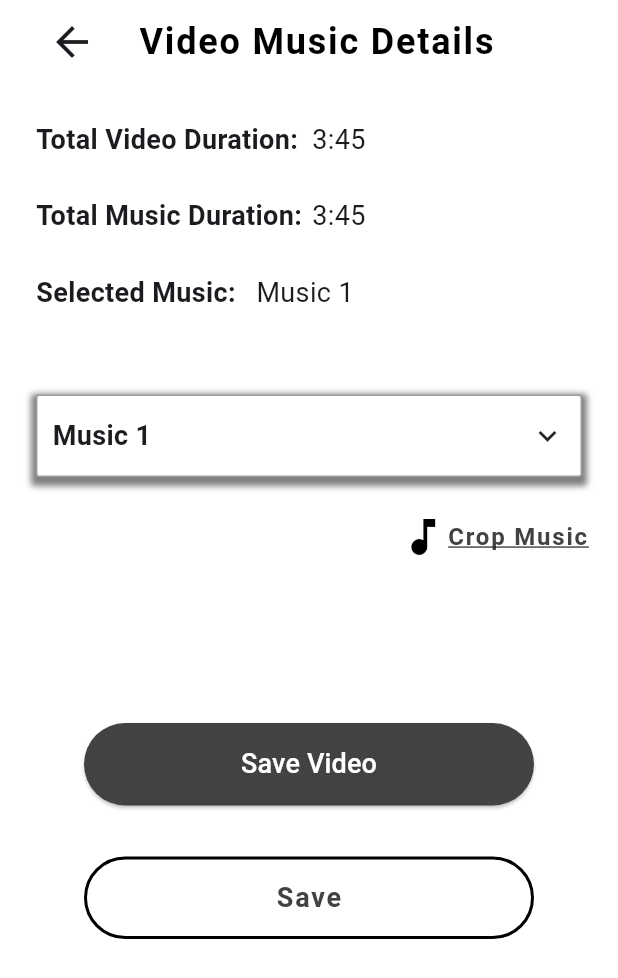
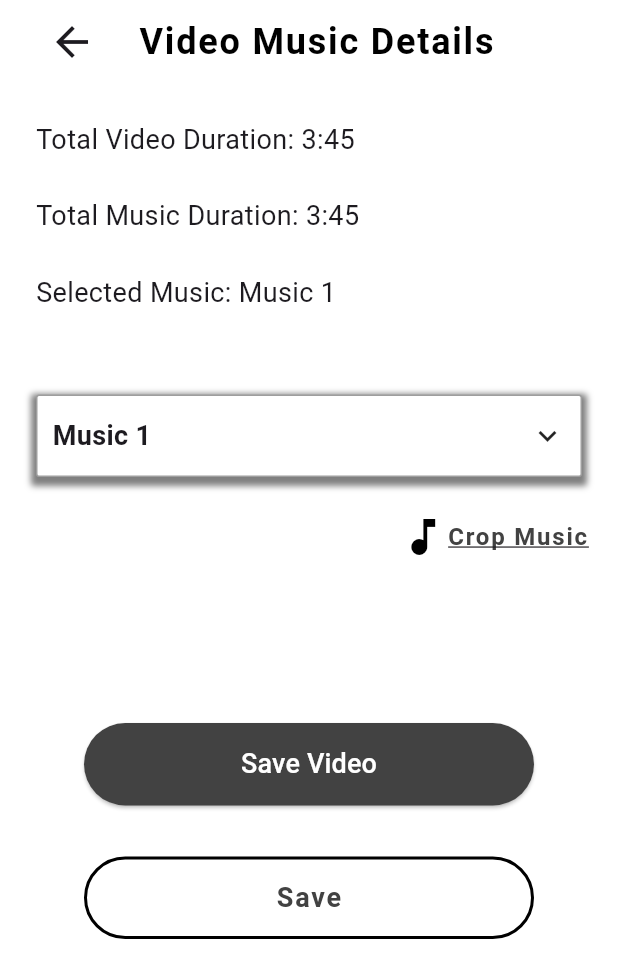
Before and after one commit to Amanbig/template, a Flutter app: the screen it shows after launch, on a phone screen of 412 x 824 dp. Shown: the top 978 px of the screen. Run offline on Flutter 3.47's test engine with Material 3 defaults, Android fonts, the light colour scheme and no system bars; our stand-ins replace audioplayers, file_picker, flutter_riverpod; missing offline and left inert: ffmpeg_kit_flutter; Roboto replaces fonts that are missing (Times New Roman).

Commit message:
moved back to some components

```diff
--- a/lib/pages/home_page.dart
+++ b/lib/pages/home_page.dart
@@ -60,81 +60,24 @@ class HomePage extends ConsumerWidget {
                     crossAxisAlignment: CrossAxisAlignment.start,
                     spacing: 25,
                     children: [
-                      Row(
-                        children: [
-                          Expanded(
-                            flex:2,
-                            child: Text(
-                              'Total Video Duration:',
-                              style: TextStyle(
-                                fontSize: 18,
-                                fontWeight: FontWeight.bold,
-                              ),
-                            ),
-                          ),
-                          SizedBox(width: 4,),
-                          Expanded(
-                            flex:2,
-                            child: Text(
-                              '3:45',
+                      Text(
+                        'Total Video Duration: 3:45',
                         style: TextStyle(
                           fontSize: 18,
                         ),
                       ),
-                          ),
-                        ],
-                      ),
-                      Row(
-                        children: [
-                          Expanded(
-                            flex:2,
-                            child: Text(
-                              'Total Music Duration:',
-                              style: TextStyle(
-                                fontSize: 18,
-                                fontWeight: FontWeight.bold,
-                              ),
-                            ),
-                          ),
-                          SizedBox(width: 4,),
-                          Expanded(
-                            flex: 2,
-                            child: Text(
-                            '3:45',
+                      Text(
+                        'Total Music Duration: 3:45',
                         style: TextStyle(
                           fontSize: 18,
                         ),
-                            overflow: TextOverflow.ellipsis,
+                      ),
+                      Text(
+                        'Selected Music: ${selectedMusic.name}',  // Access selected music from provider
+                        style: TextStyle(
+                          fontSize: 18,
                         ),
                       ),
-                        ],
-                      ),
-                      Row(
-                        children: [
-                          Expanded(
-                            flex: 2, // Adjust flex values as needed
-                            child: Text(
-                              'Selected Music:',
-                              style: const TextStyle(
-                                fontSize: 18,
-                                fontWeight: FontWeight.bold,
-                              ),
-                            ),
-                          ),
-                          const SizedBox(width: 2),
-                          Expanded(
-                            flex: 3, // Adjust flex values as needed
-                            child: Text(
-                              selectedMusic.name, // Access selected music from provider
-                              style: const TextStyle(
-                                fontSize: 18,
-                              ),
-                              overflow: TextOverflow.ellipsis, // Ensures long text doesn't overflow
-                            ),
-                          ),
-                        ],
-                      ),
-
                     ],
                   ),
                 ),
```
Lines whose indentation alone changed are shown as unchanged.
